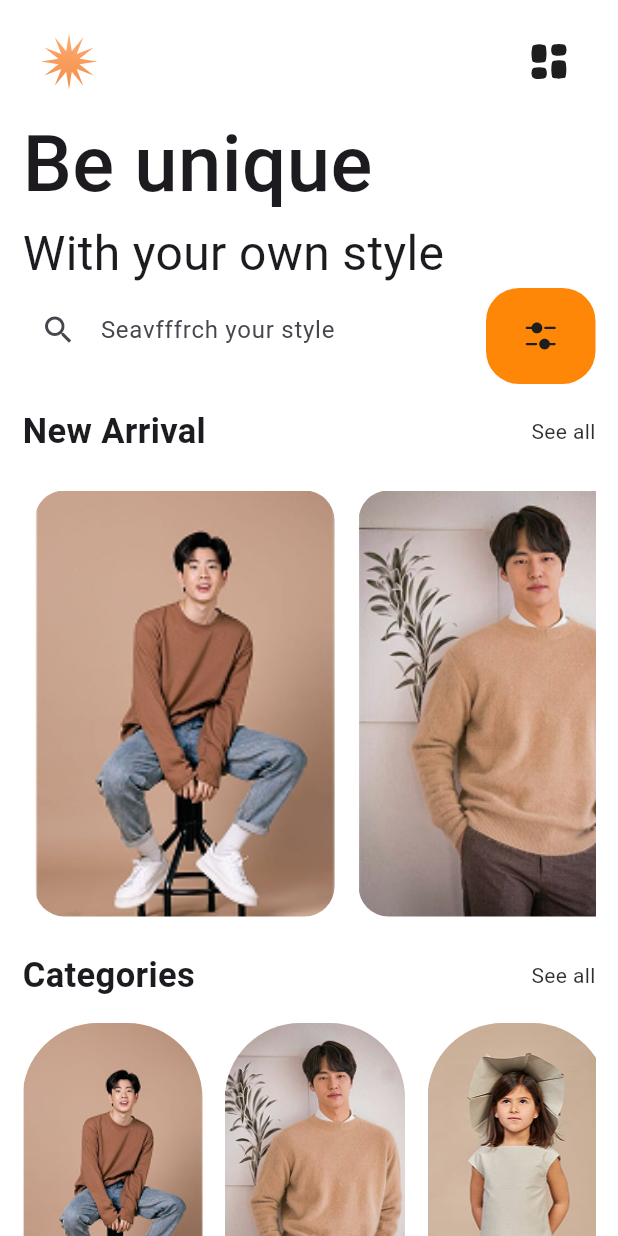
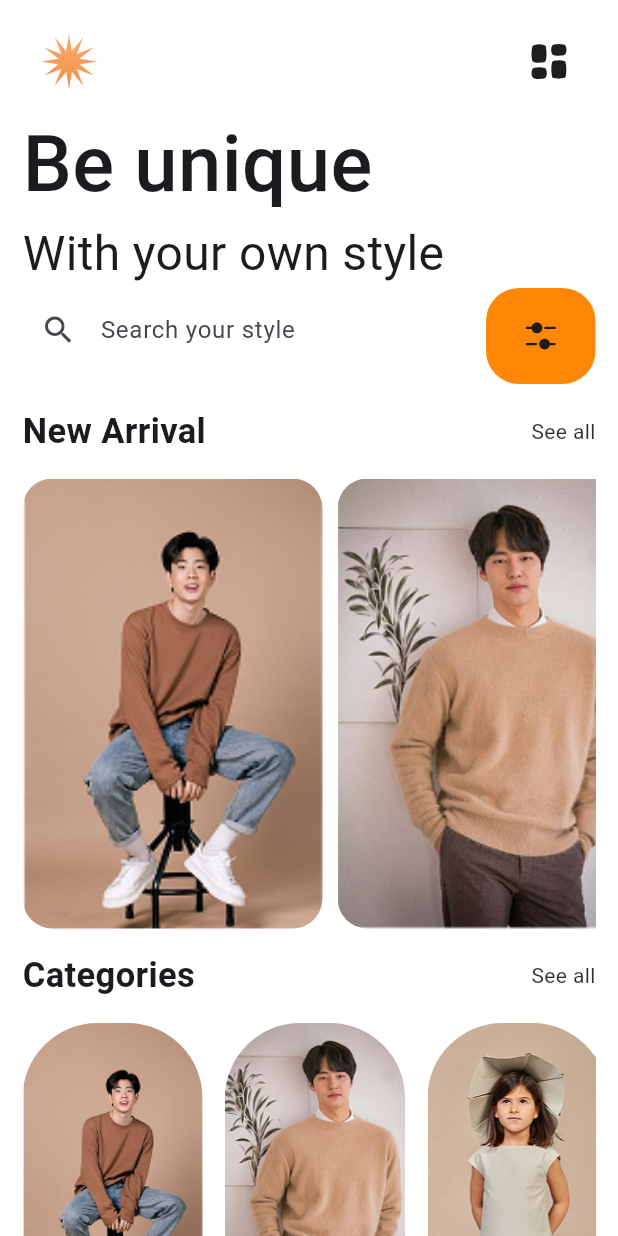
Before and after one commit to mohamedamine-code/Flutter_app_clothes, a Flutter app: the Home2 screen opened by its route, on a phone screen of 412 x 824 dp. Run offline on Flutter 3.47's test engine with Material 3 defaults, Android fonts, the phone set to English and light mode, and no system bars; our stand-ins replace flutter_svg.

Commit message:
not very bad

```diff
--- a/lib/pages/home2.dart
+++ b/lib/pages/home2.dart
@@ -1,5 +1,6 @@
 // ignore_for_file: prefer_const_constructors, prefer_const_literals_to_create_immutables
 
+import 'package:app_close/pages/home3.dart';
 import 'package:flutter/material.dart';
 import 'package:flutter_svg/flutter_svg.dart';
 
@@ -10,7 +11,6 @@ class Home2 extends StatelessWidget {
     'assets/img/image 14.png',
     'assets/img/image 15.png',
     'assets/img/image 21.png',
-    'assets/img/Mask Group.png'
   ];
   @override
   Widget build(BuildContext context) {
@@ -89,12 +89,12 @@ class Home2 extends StatelessWidget {
                   Align(
                     alignment: Alignment.topLeft,
                     child: SizedBox(
-                      width: 230,
+                      width: 260,
                       height: 64,
                       child: TextField(
                         decoration: InputDecoration(
                             prefixIcon: Icon(Icons.search),
-                            hintText: "Seavfffrch your style",
+                            hintText: "Search your style",
                             border: OutlineInputBorder(
                                 borderSide: BorderSide.none,
                                 borderRadius: BorderRadius.circular(20)),
@@ -216,29 +216,35 @@ class Home2 extends StatelessWidget {
                 //     ],
                 //   ),
                 // ),
-
                 SizedBox(
                   height: 300, // Hauteur fixe pour la liste horizontale
                   child: ListView.builder(
                     scrollDirection: Axis.horizontal, // Liste horizontale
                     itemCount: img.length, // Nombre d'éléments dans la liste
                     itemBuilder: (context, index) {
-                      return Padding(
-                        padding: const EdgeInsets.all(8.0), // Espace autour de chaque image
+                      return GestureDetector(
+                        onTap: () {
+                          Navigator.push(context, MaterialPageRoute(builder: (context)=> home3(imagePath: img[index],)));
+                        },
+                        child: Padding(
+                          padding: const EdgeInsets.only(
+                              right: 10), // Espace autour de chaque image
                           child: ClipRRect(
-                          borderRadius: BorderRadius.circular(20), // Coins arrondis
+                            borderRadius:
+                                BorderRadius.circular(20), // Coins arrondis
                             child: Image.asset(
                               img[index], // Chemin de l'image
                               width: 200, // Largeur de l'image
                               height: 300, // Hauteur de l'image
-                            fit: BoxFit.cover, // Ajuste l'image pour remplir l'espace
+                              fit: BoxFit
+                                  .cover, // Ajuste l'image pour remplir l'espace
+                            ),
                           ),
                         ),
                       );
                     },
                   ),
                 ),
-
 
                 SizedBox(
                   height: 15,
```
Also changed, not shown: lib/pages/home3.dart (+90 -17 lines), assets/svg/Group 12.svg (added). Lines whose indentation alone changed are shown as unchanged.
